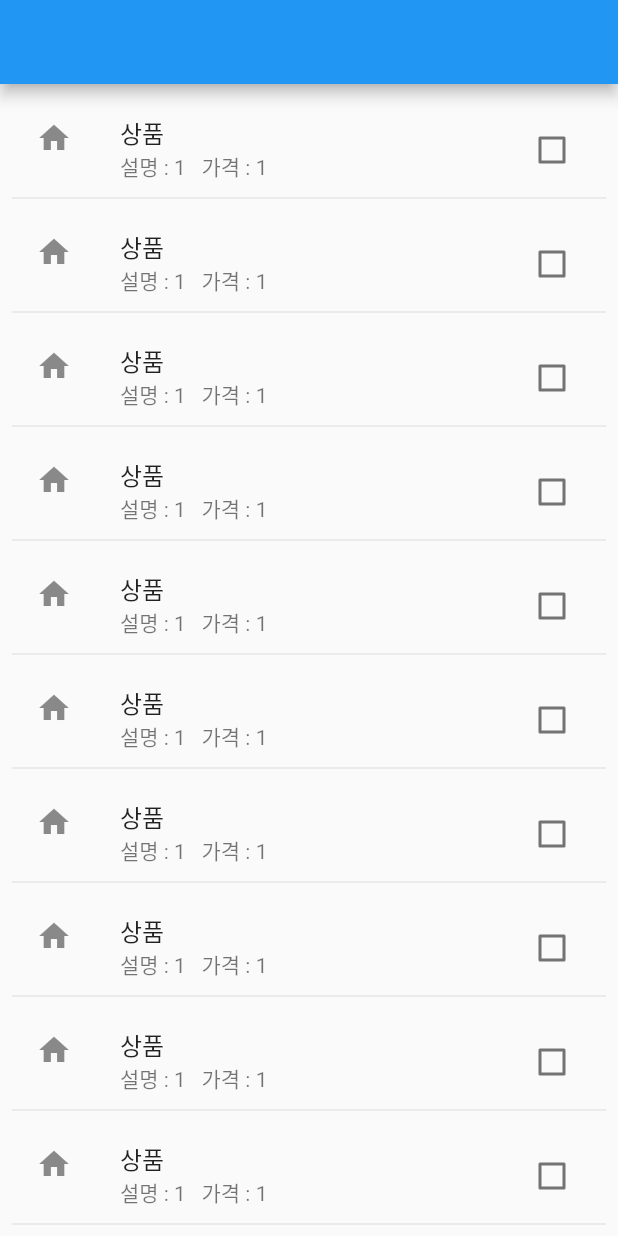
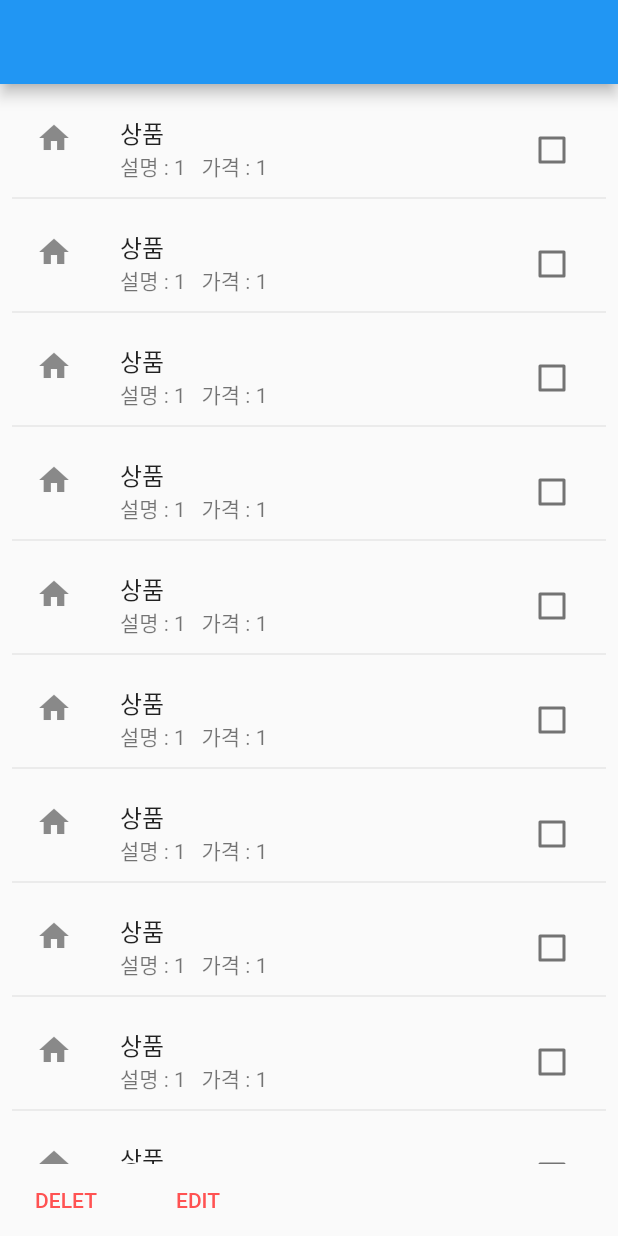
Before and after one commit to ilsong963/flutter_app, a Flutter app: the screen it shows after launch, on a phone screen of 412 x 824 dp. Run offline on Flutter 3.47's test engine with Material 2 defaults, Android fonts, the phone set to English and light mode, and no system bars.

```diff
--- a/lib/main.dart
+++ b/lib/main.dart
@@ -29,10 +29,10 @@ class UpdateText extends StatefulWidget {
 class _UpdateText extends State<UpdateText> {
   bool _ischecked = false;
 
-
   @override
   Widget build(BuildContext context) {
-    return ListView.separated(
+    return Column(children: [
+      Expanded(child: ListView.separated(
         padding: const EdgeInsets.all(8),
         itemCount: 20,
         itemBuilder: (BuildContext context, int index) {
@@ -42,10 +42,12 @@ class _UpdateText extends State<UpdateText> {
           );
         },
         separatorBuilder: (BuildContext context, int index) => const Divider(),
-    );
+      )),
+      btnWidget(),
+    ]);
   }
 
-  Widget boxItem(){
+  Widget boxItem() {
     return CheckboxListTile(
       title: Text("상품"),
       subtitle: infoBox("1"),
@@ -67,7 +69,6 @@ class _UpdateText extends State<UpdateText> {
     String contents = str;
     String price = str;
     return Text("설명 : " + '$contents' + "   가격 : " + '$price');
-
   }
 }
 
```
Lines whose indentation alone changed are shown as unchanged.
